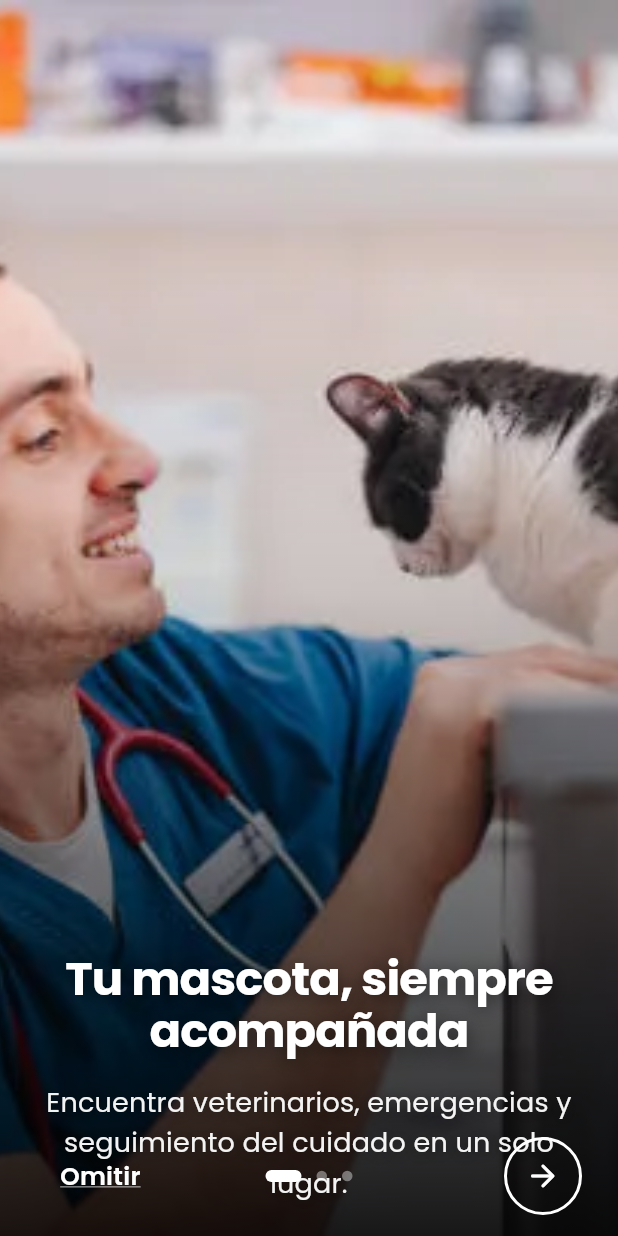
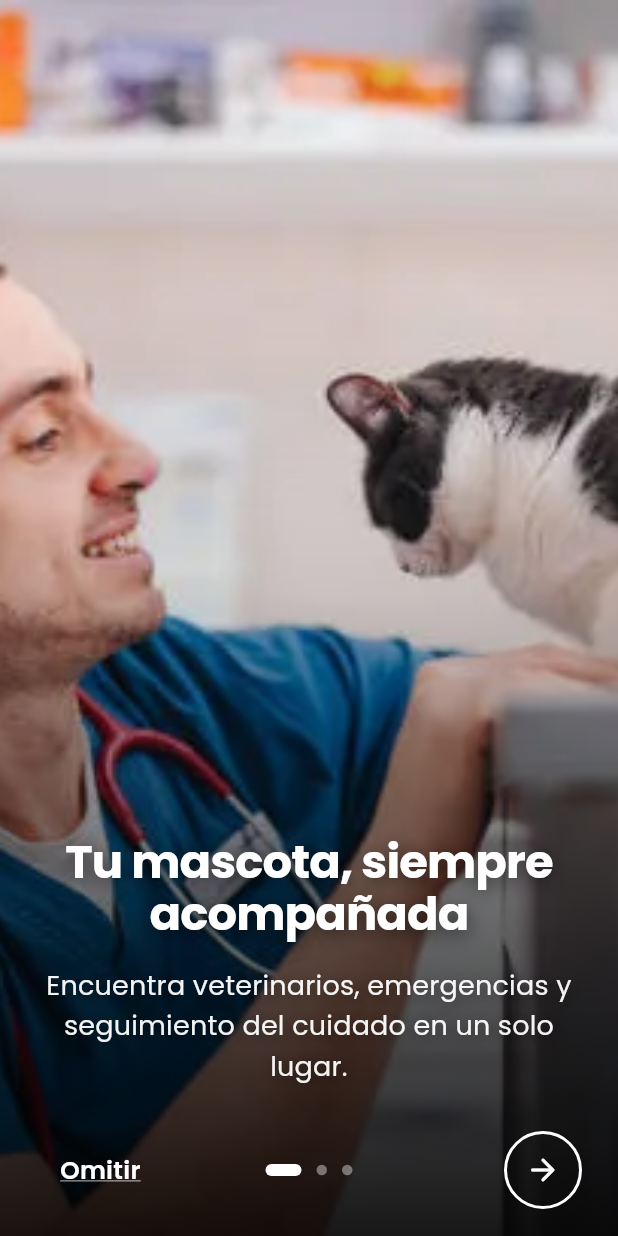
Before and after one commit to Omxrhack/vetgo, a Flutter app: the screen it shows after launch, on a phone screen of 412 x 824 dp. Run offline on Flutter 3.47's test engine with Material 3 defaults, Android fonts, the phone set to English and light mode, and no system bars; drawn by our look-alikes of flutter_animate, introduction_screen; our stand-ins replace lottie, shared_preferences; statements that could not run were skipped.

Commit message:
style: adjust padding and margins for improved layout on Vetgo onboarding page

```diff
--- a/lib/onboarding/vetgo_onboarding_page.dart
+++ b/lib/onboarding/vetgo_onboarding_page.dart
@@ -61,12 +61,13 @@ class VetgoOnboardingPage extends StatelessWidget {
       imageFlex: 5,
       bodyFlex: 5,
       footerFlex: 0,
-      safeArea: 4,
+      // Aire bajo el texto para que no quede pegado a Omitir / puntos / flecha.
+      safeArea: 56,
       bodyAlignment: Alignment.bottomCenter,
       imageAlignment: Alignment.center,
-      contentMargin: const EdgeInsets.fromLTRB(28, 0, 28, 10),
+      contentMargin: const EdgeInsets.fromLTRB(28, 0, 28, 20),
       titlePadding: const EdgeInsets.only(bottom: 16),
-      bodyPadding: const EdgeInsets.only(bottom: 8),
+      bodyPadding: const EdgeInsets.only(bottom: 24),
       titleTextStyle: titleStyle,
       bodyTextStyle: bodyStyle,
     );
@@ -133,6 +134,8 @@ class VetgoOnboardingPage extends StatelessWidget {
             imageFlex: 4,
             bodyFlex: 3,
             footerFlex: 3,
+            // Un poco menos de banda inferior que en 1–2 para no comprimir el CTA.
+            safeArea: 40,
           ),
           footer: Padding(
             padding: const EdgeInsets.fromLTRB(8, 6, 8, 4),
@@ -159,8 +162,8 @@ class VetgoOnboardingPage extends StatelessWidget {
         spacing: const EdgeInsets.symmetric(horizontal: 5),
       ),
       dotsContainerDecorator: null,
-      controlsMargin: const EdgeInsets.fromLTRB(20, 0, 20, 8),
-      controlsPadding: const EdgeInsets.symmetric(vertical: 6, horizontal: 4),
+      controlsMargin: const EdgeInsets.fromLTRB(20, 10, 20, 10),
+      controlsPadding: const EdgeInsets.symmetric(vertical: 8, horizontal: 4),
       curve: Curves.easeInOutCubic,
     );
   }
```
